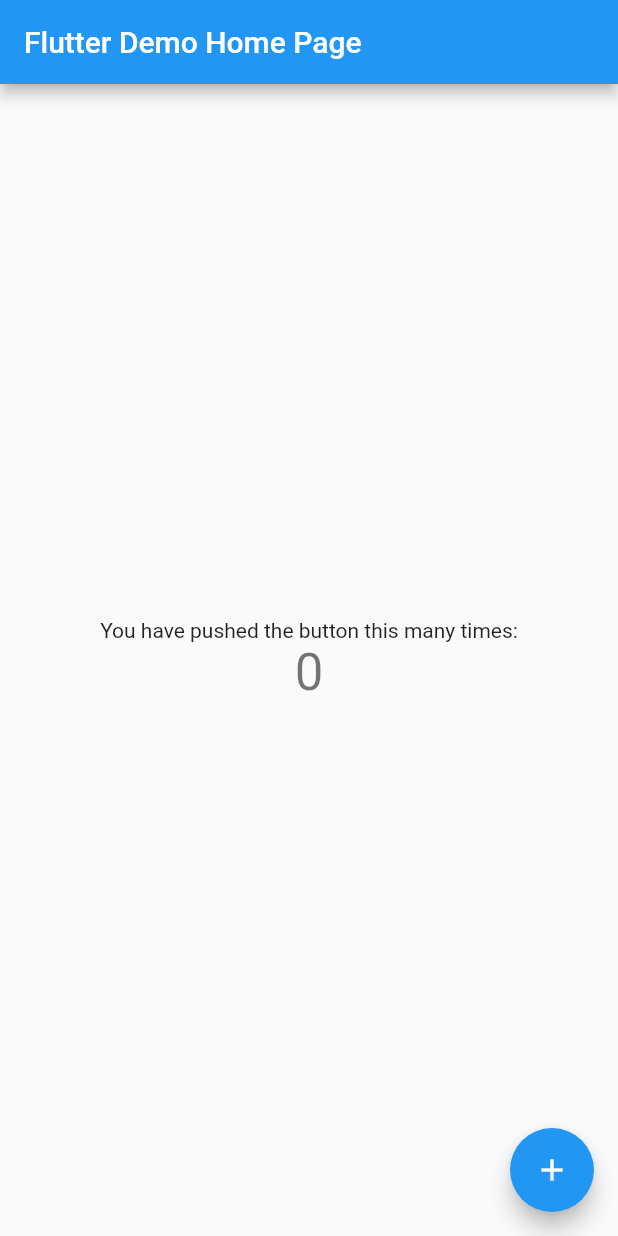
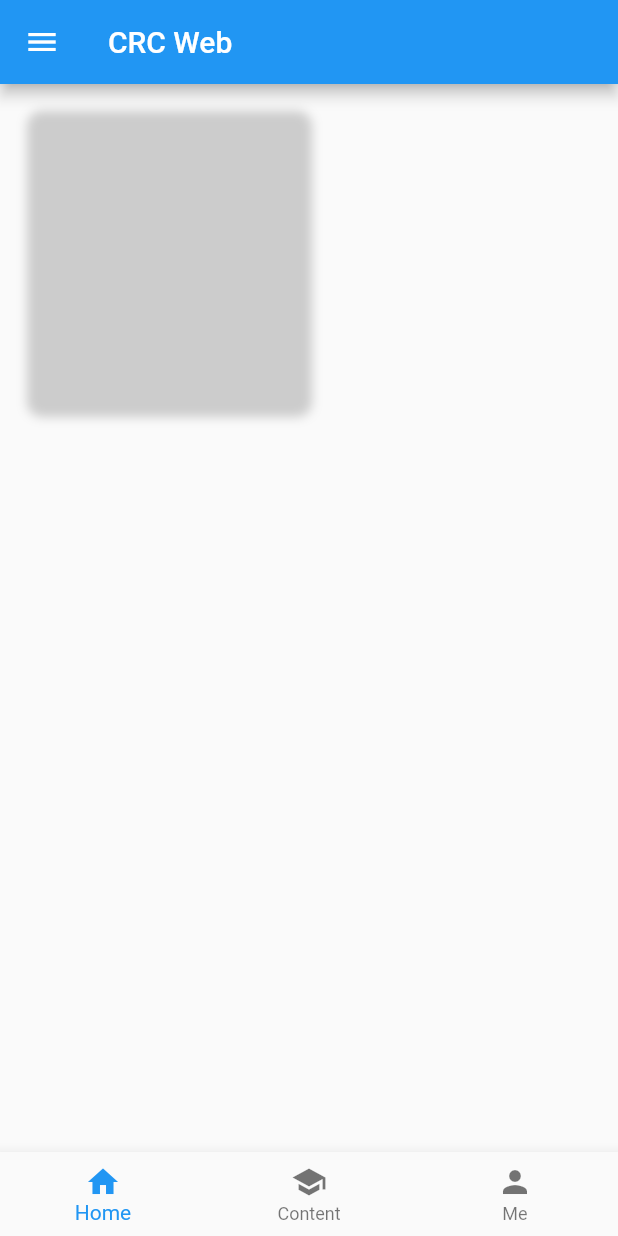
Before and after one commit to ImNotDarren/CRCWeb, a Flutter app: the screen it shows after launch, on a phone screen of 412 x 824 dp. Run offline on Flutter 3.47's test engine with Material 2 defaults, Android fonts, the phone set to English and light mode, and no system bars.

Commit message:
added home page, navigation bar and appbar

```diff
--- a/lib/main.dart
+++ b/lib/main.dart
@@ -1,4 +1,5 @@
 import 'package:flutter/material.dart';
+import 'package:crc_web/screens/home.dart';
 
 void main() {
   runApp(const MyApp());
@@ -13,103 +14,9 @@ class MyApp extends StatelessWidget {
     return MaterialApp(
       title: 'Flutter Demo',
       theme: ThemeData(
-        // This is the theme of your application.
-        //
-        // Try running your application with "flutter run". You'll see the
-        // application has a blue toolbar. Then, without quitting the app, try
-        // changing the primarySwatch below to Colors.green and then invoke
-        // "hot reload" (press "r" in the console where you ran "flutter run",
-        // or simply save your changes to "hot reload" in a Flutter IDE).
-        // Notice that the counter didn't reset back to zero; the application
-        // is not restarted.
         primarySwatch: Colors.blue,
       ),
-      home: const MyHomePage(title: 'Flutter Demo Home Page'),
+      home: const HomePage(title: 'CRC Web'),
     );
   }
 }
-
-class MyHomePage extends StatefulWidget {
-  const MyHomePage({super.key, required this.title});
-
-  // This widget is the home page of your application. It is stateful, meaning
-  // that it has a State object (defined below) that contains fields that affect
-  // how it looks.
-
-  // This class is the configuration for the state. It holds the values (in this
-  // case the title) provided by the parent (in this case the App widget) and
-  // used by the build method of the State. Fields in a Widget subclass are
-  // always marked "final".
-
-  final String title;
-
-  @override
-  State<MyHomePage> createState() => _MyHomePageState();
-}
-
-class _MyHomePageState extends State<MyHomePage> {
-  int _counter = 0;
-
-  void _incrementCounter() {
-    setState(() {
-      // This call to setState tells the Flutter framework that something has
-      // changed in this State, which causes it to rerun the build method below
-      // so that the display can reflect the updated values. If we changed
-      // _counter without calling setState(), then the build method would not be
-      // called again, and so nothing would appear to happen.
-      _counter++;
-    });
-  }
-
-  @override
-  Widget build(BuildContext context) {
-    // This method is rerun every time setState is called, for instance as done
-    // by the _incrementCounter method above.
-    //
-    // The Flutter framework has been optimized to make rerunning build methods
-    // fast, so that you can just rebuild anything that needs updating rather
-    // than having to individually change instances of widgets.
-    return Scaffold(
-      appBar: AppBar(
-        // Here we take the value from the MyHomePage object that was created by
-        // the App.build method, and use it to set our appbar title.
-        title: Text(widget.title),
-      ),
-      body: Center(
-        // Center is a layout widget. It takes a single child and positions it
-        // in the middle of the parent.
-        child: Column(
-          // Column is also a layout widget. It takes a list of children and
-          // arranges them vertically. By default, it sizes itself to fit its
-          // children horizontally, and tries to be as tall as its parent.
-          //
-          // Invoke "debug painting" (press "p" in the console, choose the
-          // "Toggle Debug Paint" action from the Flutter Inspector in Android
-          // Studio, or the "Toggle Debug Paint" command in Visual Studio Code)
-          // to see the wireframe for each widget.
-          //
-          // Column has various properties to control how it sizes itself and
-          // how it positions its children. Here we use mainAxisAlignment to
-          // center the children vertically; the main axis here is the vertical
-          // axis because Columns are vertical (the cross axis would be
-          // horizontal).
-          mainAxisAlignment: MainAxisAlignment.center,
-          children: <Widget>[
-            const Text(
-              'You have pushed the button this many times:',
-            ),
-            Text(
-              '$_counter',
-              style: Theme.of(context).textTheme.headlineMedium,
-            ),
-          ],
-        ),
-      ),
-      floatingActionButton: FloatingActionButton(
-        onPressed: _incrementCounter,
-        tooltip: 'Increment',
-        child: const Icon(Icons.add),
-      ), // This trailing comma makes auto-formatting nicer for build methods.
-    );
-  }
-}
--- /dev/null
+++ b/lib/screens/home.dart
@@ -0,0 +1,51 @@
+import 'package:flutter/material.dart';
+import 'package:crc_web/screens/landing_page.dart';
+import 'package:crc_web/screens/content.dart';
+import 'package:crc_web/screens/me.dart';
+
+class HomePage extends StatefulWidget {
+  const HomePage({super.key, required this.title});
+
+  final String title;
+
+  @override
+  State<HomePage> createState() => _HomePageState();
+}
+
+class _HomePageState extends State<HomePage> {
+  int _selectedIndex = 0;
+
+  final List<Widget> _children = [
+    const LandingPage(),
+    const ContentPage(),
+    const MePage(),
+  ];
+
+  void _onItemTapped(int index) {
+    setState(() {
+      _selectedIndex = index;
+    });
+  }
+
+  @override
+  Widget build(BuildContext context) {
+    return Scaffold(
+      appBar: AppBar(
+        title: Text(widget.title),
+        leading: GestureDetector(
+            child: const Icon(
+          Icons.menu,
+        ))),
+      body: _children[_selectedIndex],
+      bottomNavigationBar: BottomNavigationBar(
+        items: const <BottomNavigationBarItem>[
+          BottomNavigationBarItem(icon: Icon(Icons.home), label: 'Home'),
+          BottomNavigationBarItem(icon: Icon(Icons.school), label: 'Content'),
+          BottomNavigationBarItem(icon: Icon(Icons.person), label: 'Me'),
+        ],
+        currentIndex: _selectedIndex,
+        onTap: _onItemTapped,
+      ),
+    );
+  }
+}
--- /dev/null
+++ b/lib/screens/landing_page.dart
@@ -0,0 +1,42 @@
+import 'package:flutter/material.dart';
+
+var decoration = BoxDecoration(
+    // border: Border.all(
+    //   color: Colors.blue,
+    //   width: 1.3,
+    // ),
+    boxShadow: [
+      BoxShadow(
+        color: Colors.grey.withOpacity(0.5),
+        spreadRadius: 2,
+        blurRadius: 5
+      )
+    ],
+    borderRadius: BorderRadius.circular(10));
+
+class LandingPage extends StatelessWidget {
+  const LandingPage({super.key});
+
+  @override
+  Widget build(BuildContext context) {
+    return Scaffold(
+        body: Padding(
+            padding: const EdgeInsets.fromLTRB(20, 20, 20, 20),
+            child: Column(
+              children: <Widget>[
+                // choose patient or caregivers
+                Center(
+                  child: Row(
+                    mainAxisSize: MainAxisSize.max,
+                    children: [
+                      Container(
+                          width: (MediaQuery.of(context).size.width - 40) * 0.5,
+                          height: 200,
+                          decoration: decoration),
+                    ],
+                  )
+                )
+              ],
+            )));
+  }
+}
```
Also changed, not shown: lib/screens/content.dart (added, +14 -0 lines), lib/screens/me.dart (added, +14 -0 lines), lib/widgets/box.dart (added, +23 -0 lines), 1 other file.
